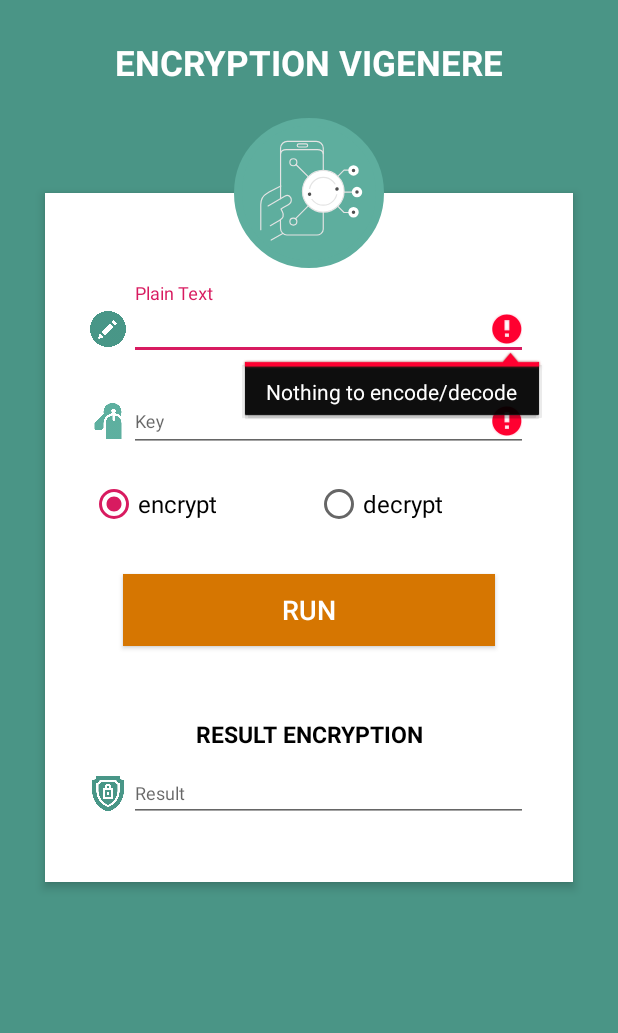
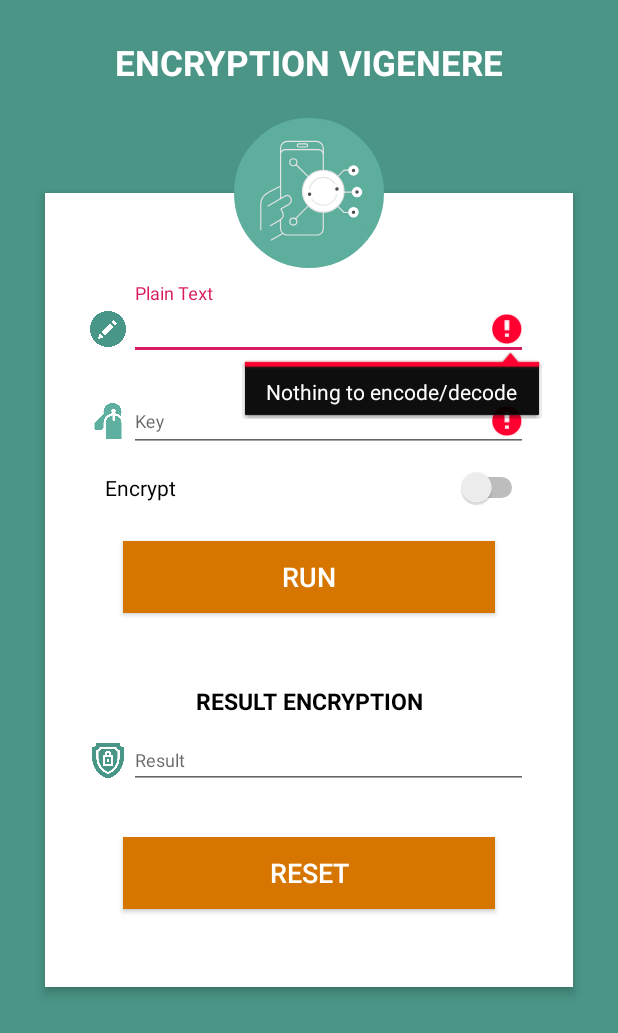
Before and after one commit to Khoirul02/VIGENERE-CHIPER, an Android app: the screen it shows after launch (MainActivity), after a tap on "RUN", on a phone screen of 412 x 824 dp. Shown: the top 1033 px of the screen. Run offline under Robolectric (Android 15) with nearby library versions, the phone set to English and light mode, and no system bars.

Commit message:
update model aplikasi v-2, tambah button reset dan update text result to plain text ketika change swicth

```diff
--- a/app/src/main/java/com/huda/vigenere_chiper/MainActivity.java
+++ b/app/src/main/java/com/huda/vigenere_chiper/MainActivity.java
@@ -9,17 +9,20 @@ import android.widget.Button;
 import android.widget.CompoundButton;
 import android.widget.EditText;
 import android.widget.RadioButton;
+import android.widget.Switch;
 
 import androidx.appcompat.app.AppCompatActivity;
 
 public class MainActivity extends AppCompatActivity {
 
-    private EditText text;
-    private EditText keyphrase;
-    private RadioButton encrypt;
-    private RadioButton decrypt;
+    private EditText edtPlain;
+    private EditText edtKey;
+    //    private RadioButton encrypt;
+//    private RadioButton decrypt;
+    private Switch sw;
+    private Button resetButton;
     private Button runButton;
-    private EditText answer;
+    private EditText edtResult;
 
     @Override
     protected void onCreate(Bundle savedInstanceState) {
@@ -27,12 +30,12 @@ public class MainActivity extends AppCompatActivity {
         setContentView(R.layout.activity_main);
         getSupportActionBar().hide();
 
-        text = findViewById(com.huda.vigenere_chiper.R.id.text);
-        keyphrase = findViewById(com.huda.vigenere_chiper.R.id.keyphrase);
-        encrypt = findViewById(com.huda.vigenere_chiper.R.id.encrypt);
-        decrypt = findViewById(com.huda.vigenere_chiper.R.id.decrypt);
+        edtPlain = findViewById(com.huda.vigenere_chiper.R.id.edtPlain);
+        edtKey = findViewById(com.huda.vigenere_chiper.R.id.edtKey);
+        sw = findViewById(com.huda.vigenere_chiper.R.id.sw);
         runButton = findViewById(com.huda.vigenere_chiper.R.id.runButton);
-        answer = findViewById(com.huda.vigenere_chiper.R.id.answer);
+        resetButton = findViewById(com.huda.vigenere_chiper.R.id.resetButton);
+        edtResult = findViewById(com.huda.vigenere_chiper.R.id.edtResult);
     }
 
     public void encryptOrDecryptUsingKeyphraseOnClick(View view) {
@@ -49,51 +52,47 @@ public class MainActivity extends AppCompatActivity {
             }
 
             shiftedString = null;
-            String textFromCipher = this.text.getText().toString();
-            String keyphraseFromCipher = this.keyphrase.getText().toString();
+            String textFromCipher = this.edtPlain.getText().toString();
+            String keyphraseFromCipher = this.edtKey.getText().toString();
 
             if (!checkForEmptyInvalidInput(textFromCipher, keyphraseFromCipher)) {
                 // Input parameters are all correct.
-                if (encrypt.isChecked()) {
+                if (sw.isChecked()) {
+                    // Decrypt option.
+                    shiftedString = this.decryptAlgorithm(textFromCipher, keyphraseFromCipher);
+                } else {
                     // Encrypt option.
                     shiftedString = this.encryptAlgorithm(textFromCipher, keyphraseFromCipher);
                 }
-                if (decrypt.isChecked()) {
-                    // Decrypt option.
-                    shiftedString = this.decryptAlgorithm(textFromCipher, keyphraseFromCipher);
-                }
-                this.answer.setText(shiftedString.toString());
+                this.edtResult.setText(shiftedString.toString());
             }
         }
-        encrypt.setOnCheckedChangeListener(new CompoundButton.OnCheckedChangeListener() {
+        sw.setOnCheckedChangeListener(new CompoundButton.OnCheckedChangeListener() {
             @Override
             public void onCheckedChanged(CompoundButton compoundButton, boolean b) {
-                if(encrypt.isChecked()){
-                    text.setText("");
-//                    keyphrase.setText("");
-                    answer.setText("");
-                }else{
-                    text.setText("");
-//                    keyphrase.setText("");
-                    answer.setText("");
+                if (sw.isChecked()) {
+                    String result = edtResult.getText().toString();
+                    edtPlain.setText(result);
+                    edtResult.setText("");
+                    sw.setText("Decrypt");
+                } else {
+                    String result = edtResult.getText().toString();
+                    edtPlain.setText(result);
+                    edtResult.setText("");
+                    sw.setText("Encrypt");
                 }
             }
         });
-        decrypt.setOnCheckedChangeListener(new CompoundButton.OnCheckedChangeListener() {
+        resetButton.setOnClickListener(new View.OnClickListener() {
             @Override
-            public void onCheckedChanged(CompoundButton compoundButton, boolean b) {
-                if(encrypt.isChecked()){
-                    text.setText("");
-//                    keyphrase.setText("");
-                    answer.setText("");
-                }else{
-                    text.setText("");
-//                    keyphrase.setText("");
-                    answer.setText("");
-                }
+            public void onClick(View view) {
+                edtPlain.setText("");
+                edtKey.setText("");
+                edtResult.setText("");
             }
         });
     } // end of encryptOrDecryptUsingKeyphrase method.
+
     @SuppressLint("NewApi")
     private String encryptAlgorithm(String text, String keyphrase) {
 
@@ -107,11 +106,11 @@ public class MainActivity extends AppCompatActivity {
 
             if (Character.isAlphabetic(orig)) {
                 if (Character.isUpperCase(orig)) {
-                    sb.append((char)((upper + keyphrase.charAt(j) - 130) % 26 + 65));
+                    sb.append((char) ((upper + keyphrase.charAt(j) - 130) % 26 + 65));
                     ++j;
                     j %= keyphrase.length();
                 } else {
-                    sb.append(Character.toLowerCase((char)((upper + keyphrase.charAt(j) - 130) % 26 + 65)));
+                    sb.append(Character.toLowerCase((char) ((upper + keyphrase.charAt(j) - 130) % 26 + 65)));
                     ++j;
                     j %= keyphrase.length();
                 }
@@ -135,11 +134,11 @@ public class MainActivity extends AppCompatActivity {
 
             if (Character.isAlphabetic(orig)) {
                 if (Character.isUpperCase(orig)) {
-                    sb.append((char)((upper - keyphrase.charAt(j) + 26) % 26 + 65));
+                    sb.append((char) ((upper - keyphrase.charAt(j) + 26) % 26 + 65));
                     ++j;
                     j %= keyphrase.length();
                 } else {
-                    sb.append(Character.toLowerCase((char)((upper - keyphrase.charAt(j) + 26) % 26 + 65)));
+                    sb.append(Character.toLowerCase((char) ((upper - keyphrase.charAt(j) + 26) % 26 + 65)));
                     ++j;
                     j %= keyphrase.length();
                 }
@@ -155,13 +154,13 @@ public class MainActivity extends AppCompatActivity {
 
         // Current text has no alphabetical characters. Text must at least one alphabetical character.
         if (!text.matches(".*[a-zA-Z]+.*")) {
-            this.text.setError("Nothing to encode/decode");
+            this.edtPlain.setError("Nothing to encode/decode");
             isError = true;
         }
 
         // Current keyphrase is either null or empty.
         if (null == keyphrase || keyphrase.isEmpty()) {
-            this.keyphrase.setError("Keyphrase required");
+            this.edtKey.setError("Key required");
             isError = true;
         }
 
@@ -169,17 +168,18 @@ public class MainActivity extends AppCompatActivity {
         boolean valid = this.checkIfKeyphraseValid(keyphrase);
         if (!valid) {
             // Non-alphabetical character(s) in keyphrase.
-            this.keyphrase.setError("Non-alphabetical character(s) in keyphrase");
+            this.edtKey.setError("Non-alphabetical character(s) in key");
             isError = true;
         }
         return isError;
     } // end of checkForEmptyInvalidInput.
+
     @SuppressLint("NewApi")
     private boolean checkIfKeyphraseValid(String keyphrase) {
 
         boolean valid = true;
 
-        for(int z = 0; z < keyphrase.length(); ++z) {
+        for (int z = 0; z < keyphrase.length(); ++z) {
             char c = keyphrase.charAt(z);
             if (!Character.isAlphabetic(c)) {
                 valid = false;
--- a/app/src/main/res/layout/activity_main.xml
+++ b/app/src/main/res/layout/activity_main.xml
@@ -52,7 +52,7 @@
                     android:layout_toRightOf="@id/icon_palin_text">
 
                     <EditText
-                        android:id="@+id/text"
+                        android:id="@+id/edtPlain"
                         android:layout_width="match_parent"
                         android:layout_height="wrap_content"
                         android:layout_marginLeft="10dp"
@@ -80,7 +80,7 @@
                     android:layout_toRightOf="@id/icon_encrypt">
 
                     <EditText
-                        android:id="@+id/keyphrase"
+                        android:id="@+id/edtKey"
                         android:layout_width="match_parent"
                         android:layout_height="wrap_content"
                         android:layout_marginLeft="10dp"
@@ -90,42 +90,19 @@
 
                 </com.google.android.material.textfield.TextInputLayout>
 
-                <RadioGroup
-                    android:id="@+id/encryptGroup"
+                <Switch
+                    android:id="@+id/sw"
                     android:layout_width="match_parent"
-                    android:layout_height="49dp"
-                    android:layout_below="@+id/inputLay_plain_2"
-                    android:layout_weight="0"
-                    android:labelFor="@+id/encryptGroup"
-                    android:orientation="horizontal">
-
-                    <RadioButton
-                        android:id="@+id/encrypt"
-                        android:layout_width="150dp"
-                        android:layout_height="match_parent"
-                        android:checked="true"
-                        android:gravity="center_vertical"
-                        android:labelFor="@+id/encrypt"
-                        android:text="encrypt"
-                        android:textSize="16sp"
-                        tools:text="Encrypt" />
-
-                    <RadioButton
-                        android:id="@+id/decrypt"
-                        android:layout_width="match_parent"
-                        android:layout_height="match_parent"
-                        android:gravity="center_vertical"
-                        android:labelFor="@+id/decrypt"
-                        android:text="decrypt"
-                        android:textSize="16sp"
-                        tools:text="Decrypt" />
-                </RadioGroup>
+                    android:layout_height="wrap_content"
+                    android:layout_below="@id/inputLay_plain_2"
+                    android:layout_marginLeft="10dp"
+                    android:text="Encrypt" />
 
                 <Button
                     android:id="@+id/runButton"
                     android:layout_width="fill_parent"
                     android:layout_height="wrap_content"
-                    android:layout_below="@+id/encryptGroup"
+                    android:layout_below="@+id/sw"
                     android:layout_margin="22dp"
                     android:background="#d67601"
                     android:text="RUN"
@@ -133,6 +110,7 @@
                     android:textAllCaps="false"
                     android:textColor="#fff"
                     android:textSize="18sp" />
+
 
                 <TextView
                     android:id="@+id/result"
@@ -145,6 +123,7 @@
                     android:textColor="#000"
                     android:textSize="15sp"
                     android:textStyle="bold" />
+
                 <ImageView
                     android:id="@+id/icon_result"
                     android:layout_width="24dp"
@@ -163,7 +142,7 @@
                     android:layout_toRightOf="@id/icon_encrypt">
 
                     <EditText
-                        android:id="@+id/answer"
+                        android:id="@+id/edtResult"
                         android:layout_width="match_parent"
                         android:layout_height="wrap_content"
                         android:layout_marginLeft="10dp"
@@ -172,6 +151,18 @@
                         android:textSize="12sp" />
 
                 </com.google.android.material.textfield.TextInputLayout>
+                <Button
+                    android:id="@+id/resetButton"
+                    android:layout_width="fill_parent"
+                    android:layout_height="wrap_content"
+                    android:layout_below="@+id/result_encryption"
+                    android:layout_margin="22dp"
+                    android:background="#d67601"
+                    android:text="RESET"
+                    android:onClick="encryptOrDecryptUsingKeyphraseOnClick"
+                    android:textAllCaps="false"
+                    android:textColor="#fff"
+                    android:textSize="18sp" />
             </RelativeLayout>
         </LinearLayout>
 
```
